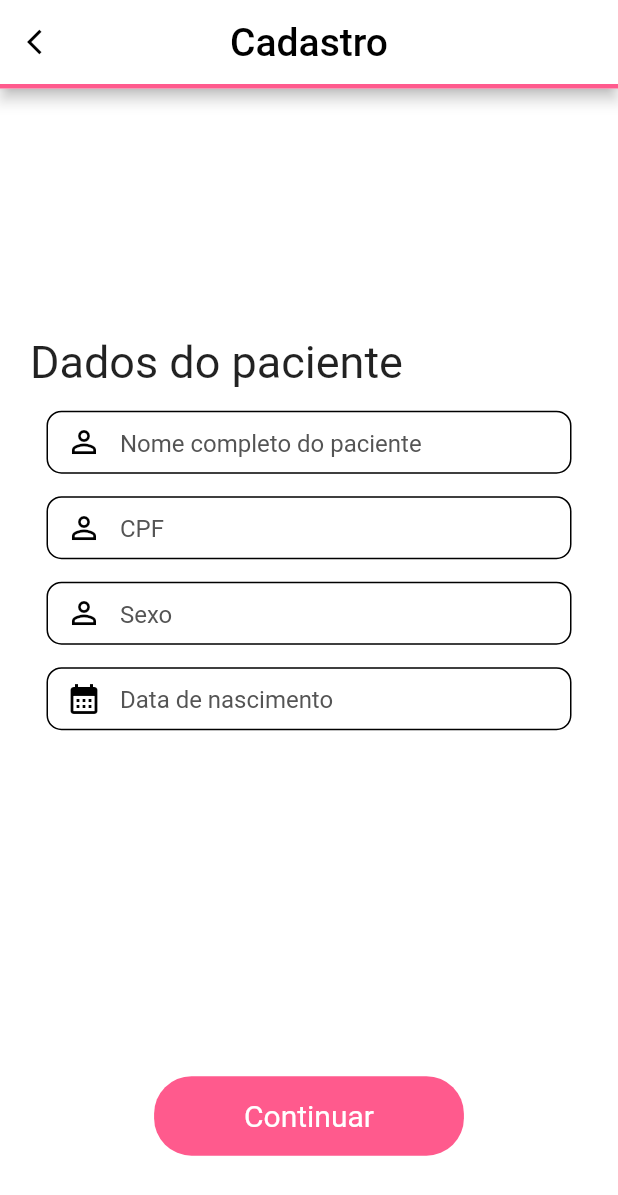
After one commit to Miguel-de-Castro/SowGoodTest, a Flutter app: the RegisterPatientData screen opened directly, on a phone screen of 412 x 824 dp. The commit adds this screen. Shown: the top 1195 px of the screen. Run offline on Flutter 3.47's test engine with Material 2 defaults, Android fonts, the phone set to English and light mode, and no system bars; our stand-ins replace google_fonts.

Commit message:
Feature/patient data register

```diff
--- /dev/null
+++ b/lib/validators/text_validators.dart
@@ -0,0 +1,28 @@
+class TextValidator {
+  static String? validateRequired(String? value) {
+    if (value == null || value.isEmpty) {
+      return 'Campo obrigatório';
+    }
+    return null;
+  }
+
+  static String? validateNumberWithSize(
+      String value, num size, String message) {
+    // ignore: prefer_interpolation_to_compose_strings
+    String pattern = r'\d{' + size.toString() + '}';
+    RegExp regExp = RegExp(pattern);
+    if (!regExp.hasMatch(value) || value.length > size || value.length < size) {
+      return message;
+    }
+    return null;
+  }
+
+  static String? validateEmail(String value) {
+    RegExp regExp = RegExp(
+        r"^[a-zA-Z0-9.a-zA-Z0-9.!#$%&'*+-/=?^_`{|}~]+@[a-zA-Z0-9]+\.[a-zA-Z]+");
+    if (!regExp.hasMatch(value)) {
+      return 'E-mail inválido';
+    }
+    return null;
+  }
+}
--- a/lib/views/design_tokens/custom_colors.dart
+++ b/lib/views/design_tokens/custom_colors.dart
@@ -8,5 +8,6 @@ class CustomColors {
   static const Color white = Color(0xffFFFFFF);
   static const Color graySubtitle = Color(0xff545454);
   static const Color grayDivider = Color(0xff6C6C6C);
-  static const Color background = Color(0xffD9D9D9);
+  static const Color background = Color(0xffffffff);
+  static const Color error = Color(0xFFC62828);
 }
--- a/lib/views/design_tokens/custom_text_styles.dart
+++ b/lib/views/design_tokens/custom_text_styles.dart
@@ -3,13 +3,24 @@ import 'package:google_fonts/google_fonts.dart';
 
 class CustomTextStyles {
   static TextStyle placeholder = GoogleFonts.roboto(fontSize: 16);
+  static TextStyle title = GoogleFonts.roboto(fontSize: 28);
 }
 
 class CustomTextStylesBuilder {
   Color? _color;
   double? _height;
-  double? _fontSize = 16;
+  double? _fontSize;
   TextDecoration? _decoration;
+
+  TextStyle title() {
+    TextStyle style = GoogleFonts.roboto(
+      fontSize: _fontSize,
+      color: _color,
+      height: _height,
+      decoration: _decoration,
+    );
+    return style;
+  }
 
   TextStyle placeholder() {
     TextStyle style = GoogleFonts.roboto(
--- /dev/null
+++ b/lib/views/screens/register_patient_data.dart
@@ -0,0 +1,141 @@
+import 'package:flutter/material.dart';
+import 'package:sow_good/validators/text_validators.dart';
+import 'package:sow_good/views/design_tokens/custom_colors.dart';
+import 'package:sow_good/views/design_tokens/custom_text_styles.dart';
+import 'package:sow_good/views/widgets/button.dart';
+import 'package:sow_good/views/widgets/sg_text_area.dart';
+import 'package:sow_good/views/widgets/sg_text_field.dart';
+
+class RegisterPatientData extends StatefulWidget {
+  const RegisterPatientData({super.key});
+
+  @override
+  State<RegisterPatientData> createState() => _RegisterPatientDataState();
+}
+
+class _RegisterPatientDataState extends State<RegisterPatientData> {
+  final GlobalKey<FormState> _formKey = GlobalKey<FormState>();
+
+  String? _cpfValidator(String? cpf) {
+    if (cpf == '' || cpf == null) {
+      return null;
+    }
+    return TextValidator.validateNumberWithSize(cpf, 11, 'CPF inválido');
+  }
+
+  double displayHeight(BuildContext context) {
+    return MediaQuery.of(context).size.height;
+  }
+
+  double displayWidth(BuildContext context) {
+    return MediaQuery.of(context).size.width;
+  }
+
+  void nextScreen() {
+    if (_formKey.currentState!.validate()) {}
+  }
+
+  @override
+  Widget build(BuildContext context) {
+    return SafeArea(
+        child: Scaffold(
+      backgroundColor: CustomColors.background,
+      appBar: AppBar(
+        leading: IconButton(
+          icon: const Icon(
+            Icons.arrow_back_ios,
+            size: 20,
+            color: CustomColors.black,
+          ),
+          onPressed: () {
+            Navigator.pop(context);
+          },
+        ),
+        bottom: PreferredSize(
+            preferredSize: const Size.fromHeight(3),
+            child: Container(
+              color: CustomColors.pacientPrimary,
+              height: 3,
+              width: double.infinity,
+            )),
+        centerTitle: true,
+        backgroundColor: CustomColors.white,
+        title: Text(
+          'Cadastro',
+          style: CustomTextStylesBuilder()
+              .withColor(CustomColors.black)
+              .withSize(26)
+              .placeholder(),
+        ),
+      ),
+      body: Center(
+          child: Padding(
+        padding: EdgeInsets.symmetric(
+            horizontal: 20, vertical: displayHeight(context) * 0.2),
+        child: Column(children: <Widget>[
+          Padding(
+            padding: const EdgeInsets.only(bottom: 15),
+            child: Container(
+              alignment: Alignment.topLeft,
+              child: Text(
+                'Dados do paciente',
+                style: CustomTextStylesBuilder().withSize(30).placeholder(),
+              ),
+            ),
+          ),
+          Form(
+            key: _formKey,
+            child: Column(children: <Widget>[
+              Padding(
+                padding: const EdgeInsets.only(bottom: 15),
+                child: SGTextField(
+                  controller: TextEditingController(),
+                  validator: TextValidator.validateRequired,
+                  placeholder: 'Nome completo do paciente',
+                  icon: Icons.person_outline,
+                ),
+              ),
+              Padding(
+                padding: const EdgeInsets.only(bottom: 15),
+                child: SGTextField(
+                  controller: TextEditingController(),
+                  validator: _cpfValidator,
+                  placeholder: 'CPF',
+                  icon: Icons.person_outline,
+                ),
+              ),
+              Padding(
+                padding: const EdgeInsets.only(bottom: 15),
+                child: SGTextField(
+                  controller: TextEditingController(),
+                  validator: TextValidator.validateRequired,
+                  placeholder: 'Sexo',
+                  icon: Icons.person_outline,
+                ),
+              ),
+              Padding(
+                padding: const EdgeInsets.only(bottom: 15),
+                child: SGTextField(
+                  controller: TextEditingController(),
+                  validator: TextValidator.validateRequired,
+                  placeholder: 'Data de nascimento',
+                  icon: Icons.calendar_month,
+                  type: FieldType.date,
+                ),
+              ),
+            ]),
+          )
+        ]),
+      )),
+      resizeToAvoidBottomInset: false,
+      floatingActionButtonLocation: FloatingActionButtonLocation.centerDocked,
+      floatingActionButton: Padding(
+        padding: EdgeInsets.only(bottom: displayHeight(context) * 0.065),
+        child: VariableTextPinkButton(
+          onPressed: nextScreen,
+          text: 'Continuar',
+        ),
+      ),
+    ));
+  }
+}
--- /dev/null
+++ b/lib/views/widgets/sg_text_field.dart
@@ -0,0 +1,172 @@
+import 'package:flutter/material.dart';
+import 'package:intl/intl.dart';
+import 'package:sow_good/views/design_tokens/custom_colors.dart';
+import 'package:sow_good/views/design_tokens/custom_text_styles.dart';
+
+enum FieldType { text, date, deletableText }
+
+class SGTextField extends StatefulWidget {
+  final TextEditingController controller;
+  final bool isPassword;
+  final String placeholder;
+  final FieldType type;
+  final void Function()? onPressed;
+  final String? Function(String?)? validator;
+  final IconData icon;
+  final String initialText;
+
+  const SGTextField({
+    super.key,
+    required this.controller,
+    this.isPassword = false,
+    this.type = FieldType.text,
+    this.onPressed,
+    required this.placeholder,
+    this.validator,
+    required this.icon,
+    this.initialText = '',
+  }) : assert((type == FieldType.deletableText && onPressed != null) ||
+            (type != FieldType.deletableText && onPressed == null));
+
+  @override
+  State<SGTextField> createState() => _SGTextFieldState();
+}
+
+class _SGTextFieldState extends State<SGTextField> {
+  bool error = false;
+  String? errorMessage;
+
+  String? _validateInput(String? value) {
+    if (widget.validator != null) {
+      String? result = widget.validator!(value);
+      if (result != null) {
+        setState(() {
+          error = true;
+          errorMessage = result;
+        });
+
+        return '';
+      }
+
+      setState(() {
+        error = false;
+        errorMessage = null;
+      });
+    }
+
+    return null;
+  }
+
+  @override
+  void initState() {
+    super.initState();
+    widget.controller.text = widget.initialText;
+  }
+
+  @override
+  Widget build(BuildContext context) {
+    return Column(
+      children: <Widget>[
+        Container(
+          height: 42,
+          width: 350,
+          decoration: BoxDecoration(
+              border: Border.all(
+                  color: error ? CustomColors.error : CustomColors.black),
+              borderRadius: BorderRadius.circular(10)),
+          alignment: Alignment.centerLeft,
+          child: Row(
+            children: <Widget>[
+              Expanded(
+                child:
+                    widget.type == FieldType.date ? dateField() : textField(),
+              ),
+            ],
+          ),
+        ),
+        error
+            ? Padding(
+                padding: const EdgeInsets.only(
+                  top: 4.0,
+                ),
+                child: Text(errorMessage ?? '',
+                    style: CustomTextStylesBuilder()
+                        .withSize(14)
+                        .withColor(CustomColors.error)
+                        .title()),
+              )
+            : Container(),
+      ],
+    );
+  }
+
+  Widget textField() {
+    return TextFormField(
+      controller: widget.controller,
+      validator: _validateInput,
+      maxLines: 1,
+      decoration: InputDecoration(
+        prefixIcon: Icon(
+          widget.icon,
+          color: CustomColors.black,
+        ),
+        prefixIconColor: CustomColors.black,
+        suffixIcon: widget.type == FieldType.deletableText
+            ? IconButton(
+                onPressed: widget.onPressed,
+                icon: const Icon(
+                  Icons.close,
+                  color: CustomColors.black,
+                ),
+              )
+            : null,
+        hintText: widget.placeholder,
+        hintStyle: CustomTextStylesBuilder()
+            .withColor(CustomColors.graySubtitle)
+            .placeholder(),
+        border: InputBorder.none,
+        errorStyle: const TextStyle(height: 0),
+      ),
+    );
+  }
+
+  Widget dateField() {
+    DateTime? selectedDate;
+
+    return TextFormField(
+      onTap: () async {
+        final DateTime? pickedDate = await showDatePicker(
+          context: context,
+          initialDate: DateTime.now(),
+          firstDate: DateTime(1900),
+          lastDate: DateTime.now(),
+        );
+
+        if (pickedDate != null && pickedDate != selectedDate) {
+          setState(() {
+            selectedDate = pickedDate;
+          });
+          widget.controller.text = DateFormat('dd/MM/yyyy').format(pickedDate);
+        }
+      },
+      readOnly: true,
+      keyboardType: TextInputType.none,
+      controller: widget.controller,
+      validator: _validateInput,
+      maxLines: 1,
+      decoration: InputDecoration(
+        prefixIcon: Icon(
+          widget.icon,
+          color: CustomColors.black,
+        ),
+        prefixIconColor: CustomColors.black,
+        hintText: widget.placeholder,
+        hintStyle: CustomTextStylesBuilder()
+            .withColor(CustomColors.graySubtitle)
+            .placeholder(),
+        border: InputBorder.none,
+        errorStyle: const TextStyle(height: 0),
+      ),
+    );
+  }
+}
--- a/pubspec.yaml
+++ b/pubspec.yaml
@@ -30,6 +30,7 @@ environment:
 dependencies:
   flutter:
     sdk: flutter
+  intl: ^0.17.0
 
 
   # The following adds the Cupertino Icons font to your application.
```
Also changed, not shown: pubspec.lock.
